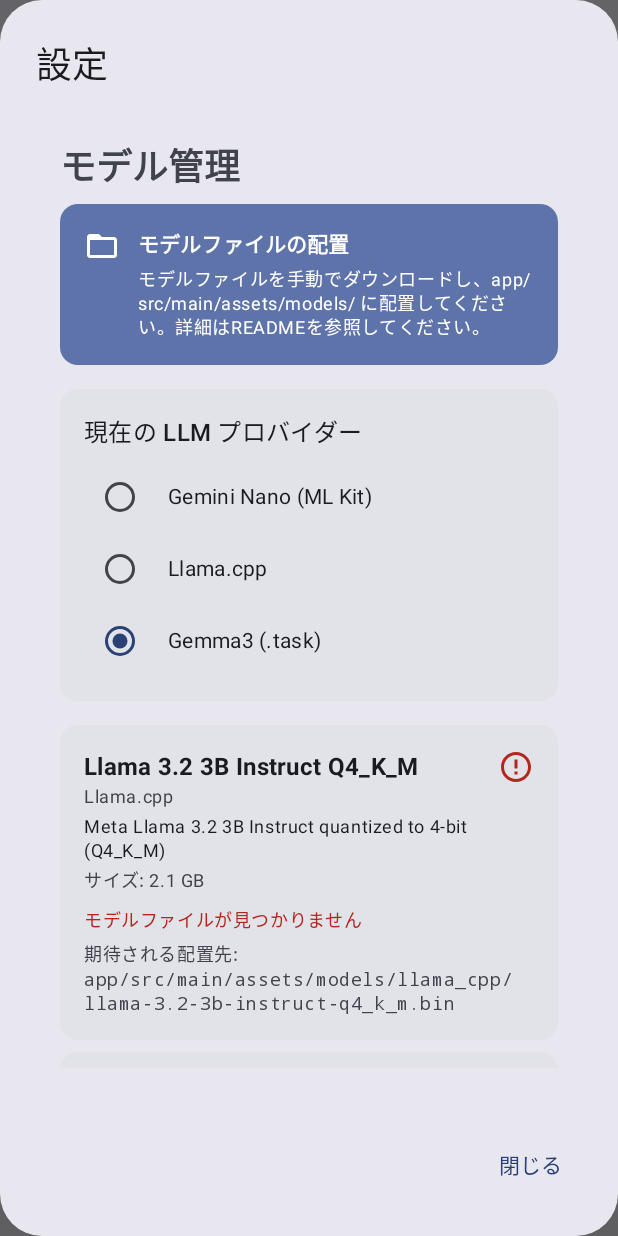
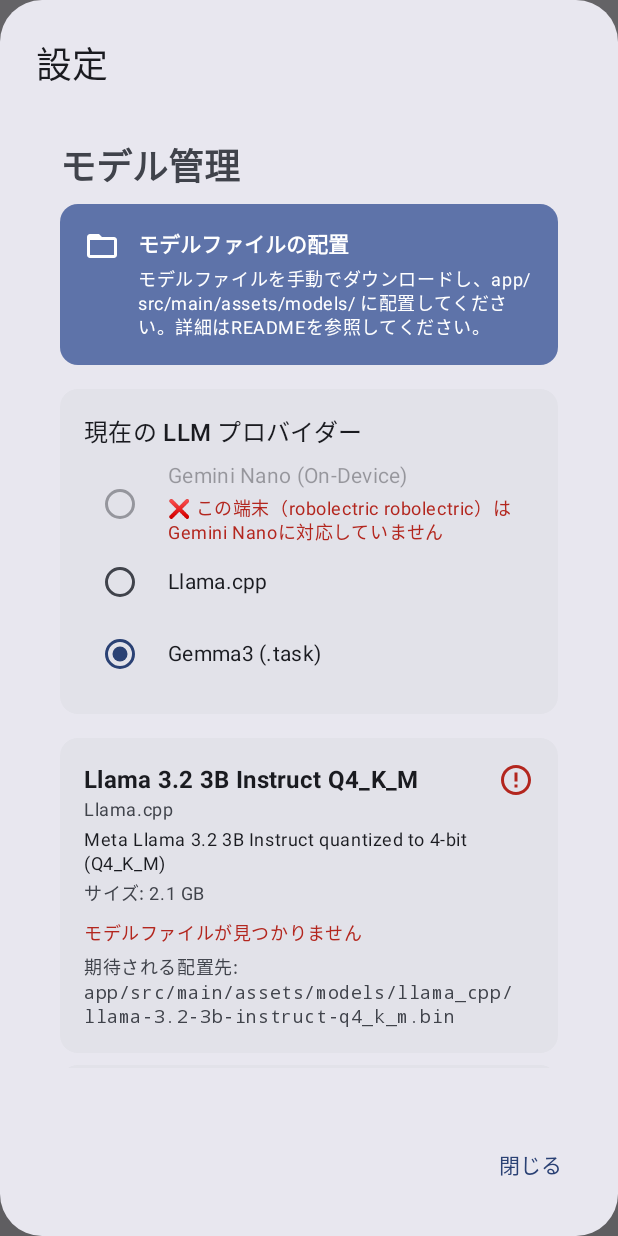
Before and after one commit to MasayukiSuda/DroidKaigiLocalLLMSample, an Android app built with Jetpack Compose: the screen it shows after launch (MainActivity), after a tap on "設定", on a phone screen of 412 x 824 dp. Run offline under Robolectric (Android 15) with nearby library versions, the phone set to English and light mode, and no system bars; our stand-ins replace Dagger/Hilt's generated code.

Commit message:
Implement Gemini Nano

```diff
--- a/app/build.gradle.kts
+++ b/app/build.gradle.kts
@@ -97,8 +97,8 @@ dependencies {
     // (準備) .task ランタイムは後続PRで追加予定
     implementation("com.google.mediapipe:tasks-genai:0.10.25")
 
-    // ML Kit GenAI API (Gemini Nano) - Mock implementation for now
-    // implementation("com.google.mlkit:generative-ai:16.0.0-beta05")
+    // Note: Official Gemini Nano API is not yet publicly available
+    // This implementation uses experimental AICore service access
 
     testImplementation(libs.junit)
     androidTestImplementation(libs.androidx.junit)
--- /dev/null
+++ b/app/src/main/java/com/daasuu/llmsample/data/llm/gemini/GeminiNanoCompatibilityChecker.kt
@@ -0,0 +1,103 @@
+package com.daasuu.llmsample.data.llm.gemini
+
+import android.content.Context
+import android.os.Build
+// import com.google.mlkit.genai.GenerativeModels
+import dagger.hilt.android.qualifiers.ApplicationContext
+import javax.inject.Inject
+import javax.inject.Singleton
+
+@Singleton
+class GeminiNanoCompatibilityChecker @Inject constructor(
+    @ApplicationContext private val context: Context
+) {
+
+    /**
+     * Check if the device supports Gemini Nano (on-device AI)
+     */
+    suspend fun isDeviceSupported(): DeviceCompatibility {
+        // Check Android version (Gemini Nano requires Android 14+)
+        if (Build.VERSION.SDK_INT < Build.VERSION_CODES.UPSIDE_DOWN_CAKE) {
+            return DeviceCompatibility.UnsupportedAndroidVersion(Build.VERSION.SDK_INT)
+        }
+
+        // Check if device model is supported
+        val deviceModel = "${Build.MANUFACTURER} ${Build.MODEL}"
+        if (!isSupportedDevice(deviceModel)) {
+            return DeviceCompatibility.UnsupportedDevice(deviceModel)
+        }
+
+        // Check for AICore availability
+        return try {
+            val aicoreHelper = AICoreServiceHelper(context)
+            if (aicoreHelper.isAICoreAvailable() && aicoreHelper.hasGeminiNanoSupport()) {
+                DeviceCompatibility.Supported
+            } else {
+                DeviceCompatibility.NotAvailable
+            }
+        } catch (e: Exception) {
+            DeviceCompatibility.Error(e.message ?: "Unknown error")
+        }
+    }
+
+    /**
+     * Check if the device model is known to support Gemini Nano
+     */
+    private fun isSupportedDevice(deviceModel: String): Boolean {
+        val supportedModels = listOf(
+            // Google Pixel devices
+            "Google Pixel 8", "Google Pixel 8 Pro", "Google Pixel 8a",
+            "Google Pixel 9", "Google Pixel 9 Pro", "Google Pixel 9 Pro XL", "Google Pixel 9 Pro Fold",
+
+            // Samsung Galaxy devices
+            "samsung SM-S921", "samsung SM-S926", "samsung SM-S928", // Galaxy S24 series
+            "samsung SM-S711", "samsung SM-S716", "samsung SM-S718", // Galaxy S24 FE
+            "samsung SM-F956", "samsung SM-F741", // Galaxy Z Fold6, Z Flip6
+            "SM-S921", "SM-S926", "SM-S928", // Galaxy S24 series (without samsung prefix)
+            "SM-F956", "SM-F741", // Galaxy Z series (without samsung prefix)
+
+            // Other supported devices
+            "motorola edge 50 ultra", "motorola razr 50 ultra",
+            "xiaomi 14T", "xiaomi 14T Pro", "xiaomi MIX Flip",
+            "realme RMX3031" // GT 6
+        )
+
+        return supportedModels.any { supportedModel ->
+            deviceModel.contains(supportedModel, ignoreCase = true)
+        }
+    }
+
+    /**
+     * Get user-friendly compatibility message
+     */
+    fun getCompatibilityMessage(compatibility: DeviceCompatibility): String {
+        return when (compatibility) {
+            is DeviceCompatibility.Supported ->
+                "✅ Gemini Nanoが利用可能です"
+
+            is DeviceCompatibility.UnsupportedAndroidVersion ->
+                "❌ Android 14以上が必要です（現在: Android ${compatibility.currentVersion}）"
+
+            is DeviceCompatibility.UnsupportedDevice ->
+                "❌ この端末（${compatibility.deviceModel}）はGemini Nanoに対応していません"
+
+            is DeviceCompatibility.NotAvailable ->
+                "❌ Gemini Nanoがこの端末で利用できません。設定でオンデバイスAIを有効化してください"
+
+            is DeviceCompatibility.Unknown ->
+                "⚠️ Gemini Nanoの利用可能性を確認できませんでした"
+
+            is DeviceCompatibility.Error ->
+                "❌ エラーが発生しました: ${compatibility.message}"
+        }
+    }
+}
+
+sealed class DeviceCompatibility {
+    object Supported : DeviceCompatibility()
+    data class UnsupportedAndroidVersion(val currentVersion: Int) : DeviceCompatibility()
+    data class UnsupportedDevice(val deviceModel: String) : DeviceCompatibility()
+    object NotAvailable : DeviceCompatibility()
+    object Unknown : DeviceCompatibility()
+    data class Error(val message: String) : DeviceCompatibility()
+}
--- a/app/src/main/java/com/daasuu/llmsample/data/model/LLMProvider.kt
+++ b/app/src/main/java/com/daasuu/llmsample/data/model/LLMProvider.kt
@@ -1,7 +1,7 @@
 package com.daasuu.llmsample.data.model
 
 enum class LLMProvider(val displayName: String) {
-    GEMINI_NANO("Gemini Nano (ML Kit)"),
+    GEMINI_NANO("Gemini Nano (On-Device)"),
     LLAMA_CPP("Llama.cpp"),
     LITE_RT("Gemma3 (.task)")
 }
--- a/app/src/main/java/com/daasuu/llmsample/ui/screens/settings/SettingsScreen.kt
+++ b/app/src/main/java/com/daasuu/llmsample/ui/screens/settings/SettingsScreen.kt
@@ -43,6 +43,8 @@ fun SettingsScreen(
 ) {
     val models by viewModel.models.collectAsState()
     val selectedProvider by viewModel.selectedProvider.collectAsState()
+    val availableProviders by viewModel.availableProviders.collectAsState()
+    val geminiNanoCompatibility by viewModel.geminiNanoCompatibility.collectAsState()
 
     Column(
         modifier = Modifier
@@ -108,18 +110,49 @@ fun SettingsScreen(
                 )
 
                 LLMProvider.entries.forEach { provider ->
+                    val isProviderAvailable = viewModel.isProviderAvailable(provider)
+                    val unavailableReason = viewModel.getProviderUnavailableReason(provider)
+
+                    Column(
+                        modifier = Modifier.fillMaxWidth()
+                    ) {
                         Row(
                             modifier = Modifier.fillMaxWidth(),
                             verticalAlignment = Alignment.CenterVertically
                         ) {
                             RadioButton(
                                 selected = selectedProvider == provider,
-                            onClick = { viewModel.selectProvider(provider) }
+                                onClick = {
+                                    if (isProviderAvailable) {
+                                        viewModel.selectProvider(provider)
+                                    }
+                                },
+                                enabled = isProviderAvailable
                             )
+                            Column(
+                                modifier = Modifier.padding(start = 8.dp)
+                            ) {
                                 Text(
                                     text = provider.displayName,
-                            modifier = Modifier.padding(start = 8.dp)
+                                    style = MaterialTheme.typography.bodyMedium.copy(
+                                        color = if (isProviderAvailable) {
+                                            MaterialTheme.colorScheme.onSurface
+                                        } else {
+                                            MaterialTheme.colorScheme.onSurface.copy(alpha = 0.38f)
+                                        }
                                     )
+                                )
+
+                                if (!isProviderAvailable && unavailableReason != null) {
+                                    Text(
+                                        text = unavailableReason,
+                                        style = MaterialTheme.typography.bodySmall,
+                                        color = MaterialTheme.colorScheme.error,
+                                        modifier = Modifier.padding(top = 2.dp)
+                                    )
+                                }
+                            }
+                        }
                     }
                 }
             }
--- a/app/src/main/java/com/daasuu/llmsample/ui/screens/settings/SettingsViewModel.kt
+++ b/app/src/main/java/com/daasuu/llmsample/ui/screens/settings/SettingsViewModel.kt
@@ -7,6 +7,8 @@ import com.daasuu.llmsample.data.model.ModelInfo
 import com.daasuu.llmsample.data.model_manager.ModelManager
 import com.daasuu.llmsample.data.settings.SettingsRepository
 import com.daasuu.llmsample.domain.LLMManager
+import com.daasuu.llmsample.data.llm.gemini.GeminiNanoCompatibilityChecker
+import com.daasuu.llmsample.data.llm.gemini.DeviceCompatibility
 import dagger.hilt.android.lifecycle.HiltViewModel
 import kotlinx.coroutines.flow.MutableStateFlow
 import kotlinx.coroutines.flow.StateFlow
@@ -19,7 +21,8 @@ class SettingsViewModel @Inject constructor(
     private val modelManager: ModelManager,
     private val llmManager: LLMManager,
     private val settingsRepository: SettingsRepository,
-    private val interferenceMonitor: com.daasuu.llmsample.data.benchmark.InterferenceMonitor
+    private val interferenceMonitor: com.daasuu.llmsample.data.benchmark.InterferenceMonitor,
+    private val geminiNanoCompatibilityChecker: GeminiNanoCompatibilityChecker
 ) : ViewModel() {
 
     private val _models = MutableStateFlow<List<ModelInfo>>(emptyList())
@@ -27,6 +30,12 @@ class SettingsViewModel @Inject constructor(
 
     private val _selectedProvider = MutableStateFlow(LLMProvider.LITE_RT)
     val selectedProvider: StateFlow<LLMProvider> = _selectedProvider.asStateFlow()
+
+    private val _geminiNanoCompatibility = MutableStateFlow<DeviceCompatibility?>(null)
+    val geminiNanoCompatibility: StateFlow<DeviceCompatibility?> = _geminiNanoCompatibility.asStateFlow()
+
+    private val _availableProviders = MutableStateFlow<List<LLMProvider>>(LLMProvider.entries)
+    val availableProviders: StateFlow<List<LLMProvider>> = _availableProviders.asStateFlow()
 
     init {
         // 起動時にassetsからモデルをコピー
@@ -36,6 +45,11 @@ class SettingsViewModel @Inject constructor(
         }
 
         refreshModels()
+
+        // Gemini Nanoの対応状況を確認
+        viewModelScope.launch {
+            checkGeminiNanoCompatibility()
+        }
 
         // 永続化されたプロバイダーを監視し、UIおよび LLM を同期
         viewModelScope.launch {
@@ -73,4 +87,41 @@ class SettingsViewModel @Inject constructor(
             }
         }
     }
+
+    private suspend fun checkGeminiNanoCompatibility() {
+        val compatibility = geminiNanoCompatibilityChecker.isDeviceSupported()
+        _geminiNanoCompatibility.value = compatibility
+
+        // 非対応の場合は利用可能なプロバイダーリストからGemini Nanoを除外
+        val availableProviders = if (compatibility is DeviceCompatibility.Supported) {
+            LLMProvider.entries
+        } else {
+            LLMProvider.entries.filter { it != LLMProvider.GEMINI_NANO }
+        }
+        _availableProviders.value = availableProviders
+
+        // 現在選択されているプロバイダーがGemini Nanoで、かつ非対応端末の場合は別のプロバイダーに切り替え
+        if (_selectedProvider.value == LLMProvider.GEMINI_NANO && compatibility !is DeviceCompatibility.Supported) {
+            selectProvider(LLMProvider.LITE_RT) // デフォルトに切り替え
+        }
+    }
+
+    fun isProviderAvailable(provider: LLMProvider): Boolean {
+        return when (provider) {
+            LLMProvider.GEMINI_NANO -> _geminiNanoCompatibility.value is DeviceCompatibility.Supported
+            else -> true
+        }
+    }
+
+    fun getProviderUnavailableReason(provider: LLMProvider): String? {
+        return when (provider) {
+            LLMProvider.GEMINI_NANO -> {
+                val compatibility = _geminiNanoCompatibility.value
+                if (compatibility !is DeviceCompatibility.Supported) {
+                    geminiNanoCompatibilityChecker.getCompatibilityMessage(compatibility ?: DeviceCompatibility.Unknown)
+                } else null
+            }
+            else -> null
+        }
+    }
 }
```
Also changed, not shown: app/src/main/AndroidManifest.xml (+9 -0 lines), app/src/main/java/com/daasuu/llmsample/data/llm/gemini/AICoreServiceHelper.kt (added, +173 -0 lines), app/src/main/java/com/daasuu/llmsample/data/llm/gemini/GeminiNanoRepository.kt (+59 -15 lines), 1 other file. Lines whose indentation alone changed are shown as unchanged.
